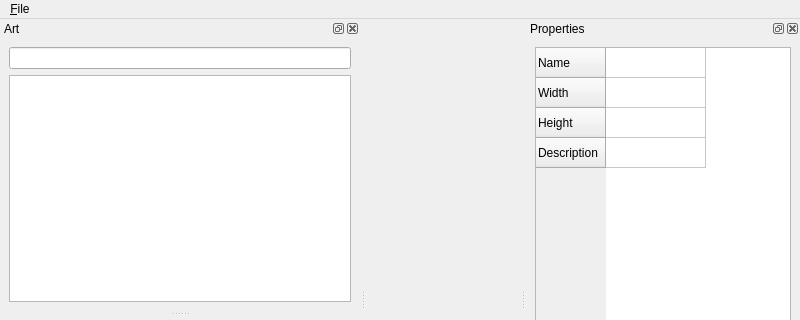
This is tools/world-editor/ObjectEditor.ui in andrewrk/motrs as Qt 5 draws it before an edit; both pictures show x 0 to 800 and y 0 to 320 of the 800 by 600 pixel window. The edited form follows.
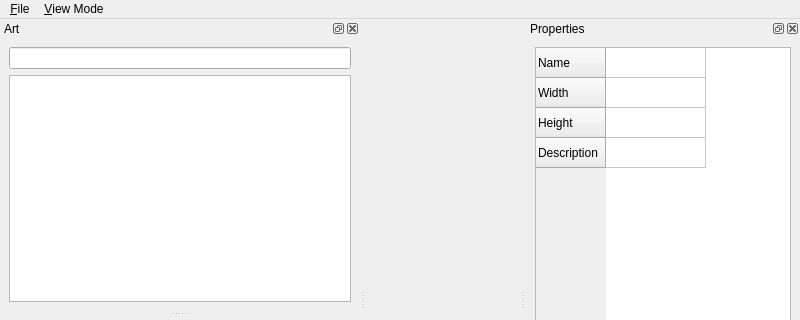
This is the edited form.

Commit message: add the scrollbars, plus, and minus buttons

The edit to the form file:
```diff
--- a/tools/world-editor/ObjectEditor.ui
+++ b/tools/world-editor/ObjectEditor.ui
@@ -30,7 +30,16 @@
     <addaction name="actionSave"/>
     <addaction name="actionClose"/>
    </widget>
+   <widget class="QMenu" name="menu_View">
+    <property name="title">
+     <string>&amp;View Mode</string>
+    </property>
+    <addaction name="actionNormal"/>
+    <addaction name="actionSurfaceType"/>
+    <addaction name="actionSurfaceShape"/>
+   </widget>
    <addaction name="menu_File"/>
+   <addaction name="menu_View"/>
   </widget>
   <widget class="QStatusBar" name="statusbar"/>
   <widget class="QDockWidget" name="dockArt">
```
Left out of the diff: 30 changed lines with no effect on the pictures. The commit also changes 7 other files.
